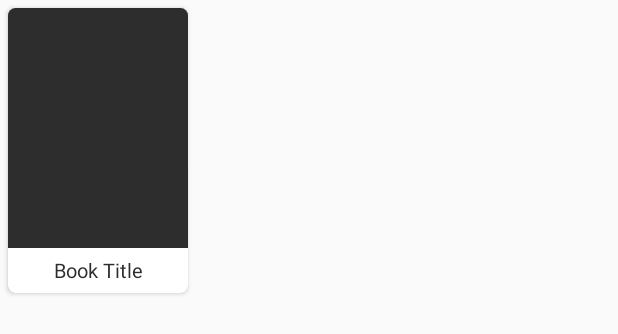
After one commit to lolsnub/ViewPagerTab, an Android app: the layout cardview_row_2.xml on its own in the app's theme, with its tools: preview values and no code run, on a phone screen of 412 x 824 dp. The commit adds this screen. Shown: the top 334 px of the screen. Run offline under Robolectric (Android 15) with nearby library versions, the phone set to English and light mode, and no system bars.

Commit message:
Testing layout

```diff
--- a/app/build.gradle
+++ b/app/build.gradle
@@ -22,6 +22,8 @@ dependencies {
     implementation fileTree(dir: 'libs', include: ['*.jar'])
     implementation 'com.android.support:appcompat-v7:27.1.1'
     implementation 'com.android.support:design:27.1.1'
+    implementation 'com.android.support:recyclerview-v7:27.1.1'
+    implementation 'com.android.support:cardview-v7:27.1.1'
     implementation 'com.android.support.constraint:constraint-layout:1.1.3'
     implementation 'android.arch.lifecycle:extensions:1.1.1'
     implementation 'com.android.support:support-v4:27.1.1'
--- /dev/null
+++ b/app/src/main/res/layout/cardview_row_2.xml
@@ -0,0 +1,34 @@
+<?xml version="1.0" encoding="utf-8"?>
+<android.support.v7.widget.CardView xmlns:android="http://schemas.android.com/apk/res/android"
+    android:layout_width="120dp"
+    android:layout_height="190dp"
+    android:layout_margin="5dp"
+    xmlns:app="http://schemas.android.com/apk/res-auto"
+    app:cardCornerRadius="5dp">
+
+    <LinearLayout
+        android:layout_width="match_parent"
+        android:layout_height="match_parent"
+        android:orientation="vertical">
+
+        <ImageView
+            android:id="@+id/ivImage"
+            android:layout_width="match_parent"
+            android:layout_height="160dp"
+            android:scaleType="centerCrop"
+            android:background="#2d2d2d"/>
+
+        <TextView
+            android:textColor="#2d2d2d"
+            android:textSize="13sp"
+            android:gravity="center"
+            android:id="@+id/tvTitle"
+            android:layout_width="match_parent"
+            android:layout_height="match_parent"
+            android:text="Book Title"/>
+
+    </LinearLayout>
+
+
+
+</android.support.v7.widget.CardView>
```
Also changed, not shown: app/src/main/java/database/c347/soi/rp/edu/sg/viewpagertab/Book.java (added, +50 -0 lines), app/src/main/java/database/c347/soi/rp/edu/sg/viewpagertab/RecycleViewAdapter2.java (added, +54 -0 lines), app/src/main/java/database/c347/soi/rp/edu/sg/viewpagertab/Tab1.java (+38 -1 lines), app/src/main/res/layout/fragment_tab1.xml (+16 -8 lines), app/src/main/res/drawable-nodpi/y_image_01.png (added), app/src/main/res/drawable-nodpi/y_image_02.png (added), app/src/main/res/drawable-nodpi/y_image_03.png (added), app/src/main/res/drawable-nodpi/y_image_04.png (added), app/src/main/res/drawable-nodpi/y_image_05.png (added), app/src/main/res/drawable-nodpi/y_image_07.png (added), app/src/main/res/drawable-nodpi/y_image_08.png (added), app/src/main/res/drawable-nodpi/y_image_11.png (added), app/src/main/res/drawable-nodpi/y_image_12.png (added), app/src/main/res/drawable-nodpi/y_image_13.png (added), 1 more files, 3 other files.
